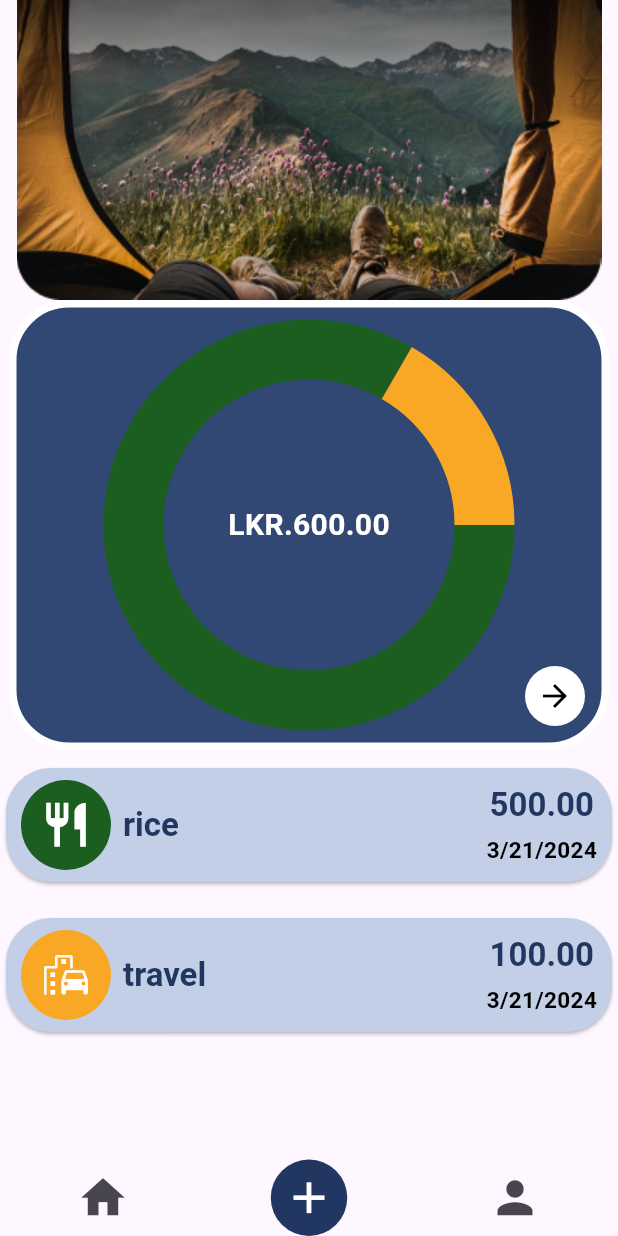
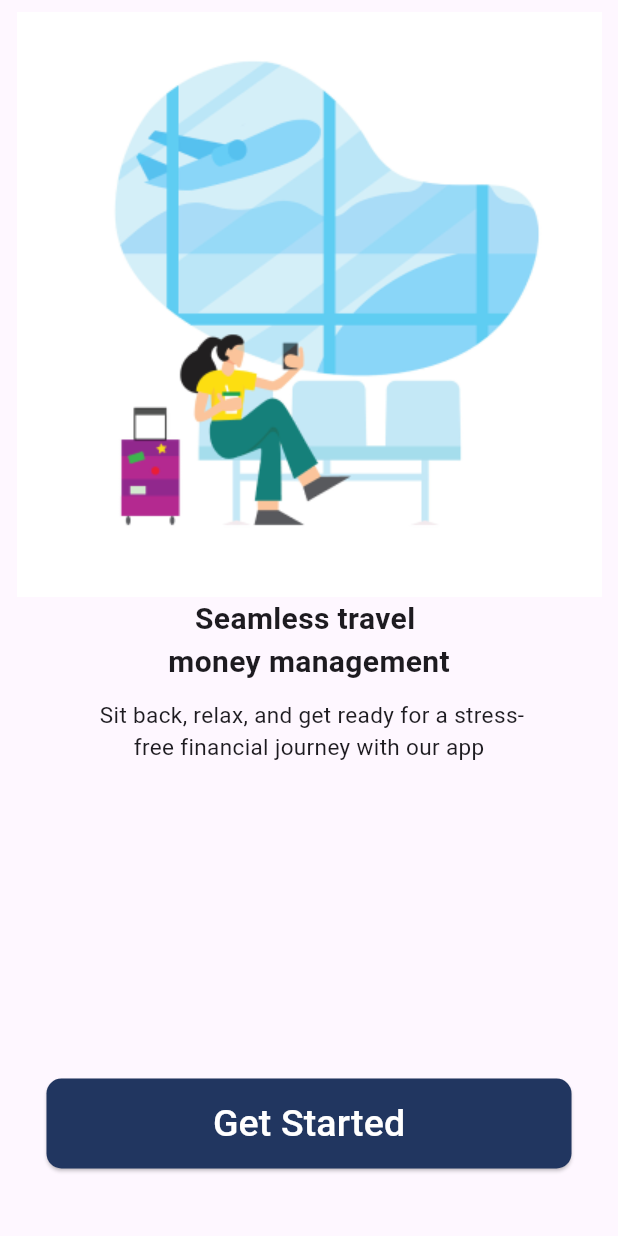
Before and after one commit to YashasHewage/TripWallet, a Flutter app: the screen it shows after launch, on a phone screen of 412 x 824 dp. Run offline on Flutter 3.47's test engine with Material 3 defaults, Android fonts, the light colour scheme and no system bars; drawn by our look-alikes of fl_chart; our stand-ins replace google_fonts; missing offline and left inert: dart:ffi.

Commit message:
login and loading pages done

```diff
--- a/app/lib/main.dart
+++ b/app/lib/main.dart
@@ -2,6 +2,9 @@
 
 import 'package:app/pages/Expences_page.dart';
 import 'package:app/pages/home_page.dart';
+import 'package:app/pages/loading_page.dart';
+import 'package:app/pages/login_page.dart';
+import 'package:app/pages/signup_con_page.dart';
 import 'package:app/widgets/all_expences_page.dart';
 import 'package:flutter/material.dart';
 
@@ -17,11 +20,12 @@ class MyApp extends StatelessWidget {
   Widget build(BuildContext context) {
     return MaterialApp(
       debugShowCheckedModeBanner: false,
-      home: ExpencesState(),
+      home: loading(),
       routes: {
         '/homepage': (context) => const HomePage(),
         '/expencespage': (context) => const ExpencesState(),
         '/allexpences': (context) => const AllExpences(),
+        '/login': (context) => const LoginPage(),
       },
     );
   }
--- /dev/null
+++ b/app/lib/pages/loading_page.dart
@@ -0,0 +1,67 @@
+// ignore_for_file: prefer_const_constructors, camel_case_types
+
+import 'package:flutter/material.dart';
+
+class loading extends StatelessWidget {
+  const loading({super.key});
+
+  @override
+  Widget build(BuildContext context) {
+    return SafeArea(
+      child: Scaffold(
+        body: Padding(
+          padding: const EdgeInsets.only(top: 8.0, bottom: 45),
+          child: Column(
+            children: [
+              Center(child: Image.asset('assets/loading.png')),
+              Text(
+                "Seamless travel ",
+                style: TextStyle(fontWeight: FontWeight.bold, fontSize: 20),
+              ),
+              Text(
+                "money management",
+                style: TextStyle(fontWeight: FontWeight.bold, fontSize: 20),
+              ),
+              SizedBox(height: 10),
+              Text(
+                " Sit back, relax, and get ready for a stress-",
+                style: TextStyle(fontSize: 15),
+              ),
+              Text(
+                "free financial journey with our app",
+                style: TextStyle(fontSize: 15),
+              ),
+              Spacer(),
+              //next button
+              Align(
+                alignment: Alignment.center,
+                child: ElevatedButton(
+                  onPressed: (){
+                    Navigator.pushNamed(context, '/login');
+                  },
+                  style: ButtonStyle(
+                    shape: MaterialStateProperty.all(
+                      RoundedRectangleBorder(
+                        borderRadius: BorderRadius.circular(10),
+                      ),
+                    ),
+                    minimumSize: MaterialStateProperty.all(
+                      Size(350, 60),
+                    ),
+                    backgroundColor: MaterialStateProperty.all(
+                      Color(0xFF213660),
+                    ),
+                  ),
+                  child: Text(
+                    "Get Started",
+                    style: TextStyle(color: Colors.white, fontSize: 25),
+                  ),
+                ),
+              ),
+            ],
+          ),
+        ),
+      ),
+    );
+  }
+}
```
Also changed, not shown: app/lib/components/my_textfield.dart (added, +55 -0 lines), app/lib/pages/login_page.dart (added, +117 -0 lines), app/lib/pages/signup_con_page.dart (added, +107 -0 lines), app/lib/pages/signup_per_page.dart (added, +107 -0 lines), app/assets/loading.png (added), app/assets/login.png (added), app/pubspec.lock.
